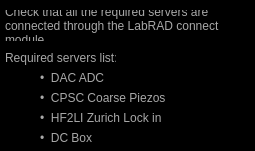
First picture: the form in Scanner GUI/ApproachModule/requiredServers.ui, repository afylab/nanoSQUID-Scanning-Software, before the edit.
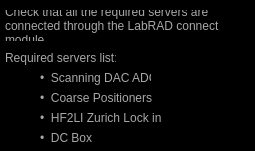
Second picture: the form after the edit.

Patch:
```diff
--- a/Scanner GUI/ApproachModule/requiredServers.ui
+++ b/Scanner GUI/ApproachModule/requiredServers.ui
@@ -82,7 +82,7 @@
 }</string>
    </property>
    <property name="text">
-    <string>•  CPSC Coarse Piezos</string>
+    <string>•  Coarse Positioners</string>
    </property>
   </widget>
   <widget class="QLabel" name="label_6">
@@ -100,7 +100,7 @@
 }</string>
    </property>
    <property name="text">
-    <string>•  DAC ADC</string>
+    <string>•  Scanning DAC ADC</string>
    </property>
   </widget>
   <widget class="QLabel" name="label_7">
```
